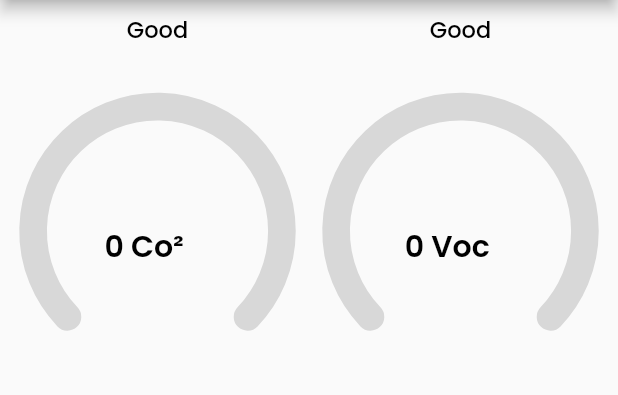
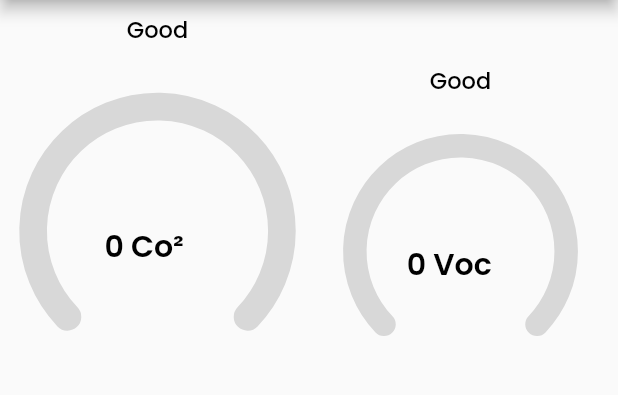
Before and after one commit to TjayAmit/arduino_app, a Flutter app: the screen it shows after launch, on a phone screen of 412 x 824 dp, the part 84-479 px from its top. Run offline on Flutter 3.47's test engine with Material 2 defaults, Android fonts, the phone set to English and light mode, and no system bars; drawn by our look-alikes of fl_chart, syncfusion_flutter_gauges; our stand-ins replace flutter_local_notifications, get, google_fonts; network calls fail.

Commit message:
Update voc_gauge.dart

```diff
--- a/lib/Component/Widget/VocGauge/voc_gauge.dart
+++ b/lib/Component/Widget/VocGauge/voc_gauge.dart
@@ -12,7 +12,7 @@ class VocGauge extends GetView<MainController> {
     return Obx(
       () => SizedBox(
           width: Get.width * 0.5,
-          height: Get.width * 0.5,
+          height: Get.width * 0.4,
           child: SfRadialGauge(
             axes: <RadialAxis>[
               RadialAxis(
@@ -23,7 +23,7 @@ class VocGauge extends GetView<MainController> {
                 showTicks: false,
                 showLabels: false,
                 minimum: 1,
-                maximum: 550,
+                maximum: 9000,
                 interval: 10,
                 pointers: [
                   RangePointer(
```
